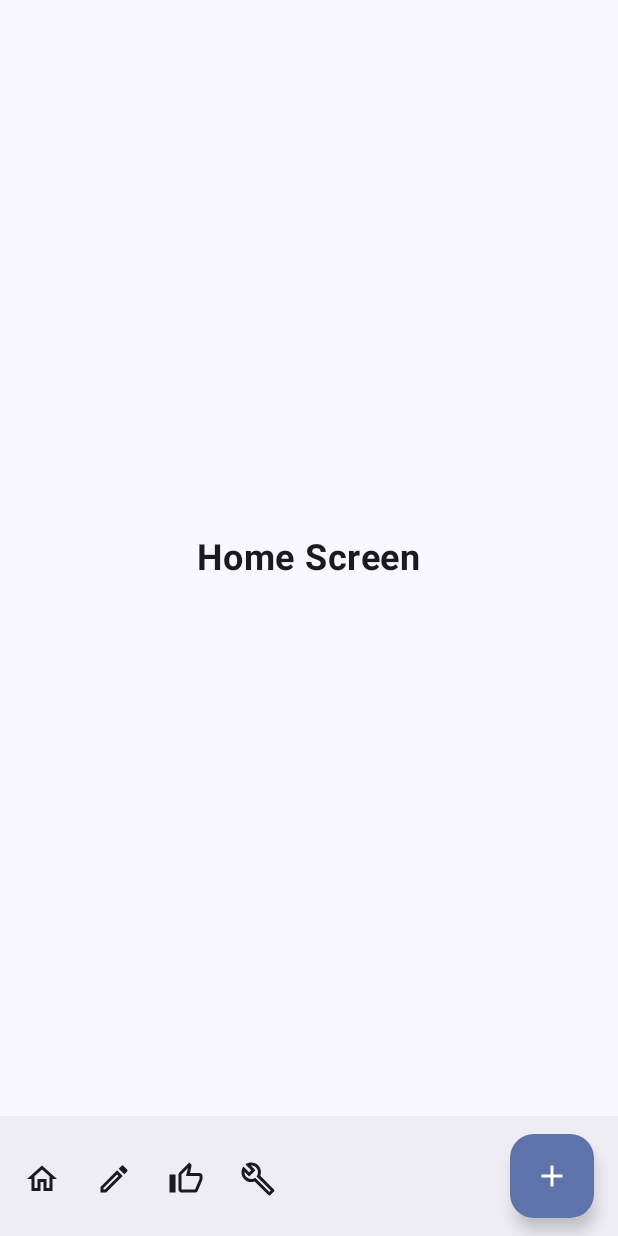
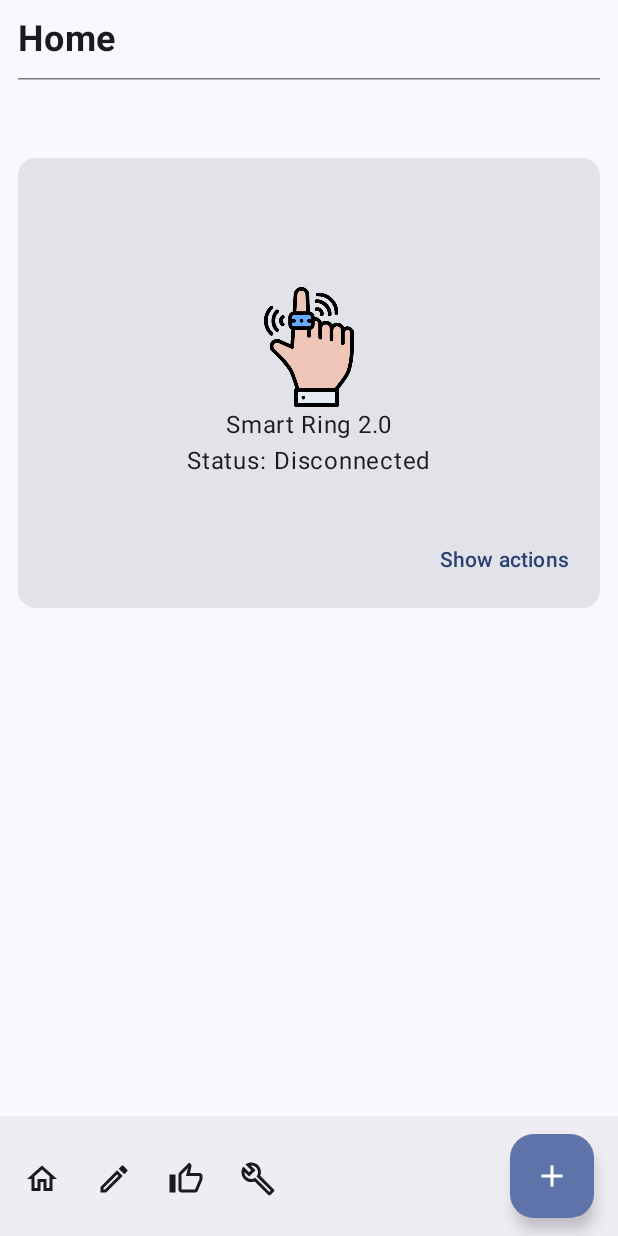
Before and after one commit to Pedro-Orellana/smart-ring-compose, an Android app built with Jetpack Compose: the screen it shows after launch (MainActivity), on a phone screen of 412 x 824 dp. Run offline under Robolectric (Android 15) with nearby library versions, the phone set to English and light mode, and no system bars.

Commit message:
start work on creating ring card

```diff
--- /dev/null
+++ b/app/src/main/java/com/pedroapps/smartring20/components/HomeComponents.kt
@@ -0,0 +1,184 @@
+package com.pedroapps.smartring20.components
+
+import androidx.compose.animation.core.animateFloatAsState
+import androidx.compose.animation.core.tween
+import androidx.compose.foundation.Image
+import androidx.compose.foundation.layout.Arrangement
+import androidx.compose.foundation.layout.Box
+import androidx.compose.foundation.layout.Column
+import androidx.compose.foundation.layout.Row
+import androidx.compose.foundation.layout.fillMaxSize
+import androidx.compose.foundation.layout.fillMaxWidth
+import androidx.compose.foundation.layout.height
+import androidx.compose.foundation.layout.padding
+import androidx.compose.foundation.layout.size
+import androidx.compose.material3.Card
+import androidx.compose.material3.Text
+import androidx.compose.material3.TextButton
+import androidx.compose.runtime.Composable
+import androidx.compose.runtime.MutableState
+import androidx.compose.runtime.getValue
+import androidx.compose.runtime.mutableStateOf
+import androidx.compose.runtime.remember
+import androidx.compose.ui.Alignment
+import androidx.compose.ui.Modifier
+import androidx.compose.ui.graphics.graphicsLayer
+import androidx.compose.ui.layout.ContentScale
+import androidx.compose.ui.res.painterResource
+import androidx.compose.ui.tooling.preview.Preview
+import androidx.compose.ui.unit.dp
+import com.pedroapps.smartring20.R
+
+
+@Composable
+fun RingCard() {
+
+    val isRotated = remember {
+        mutableStateOf(false)
+    }
+
+    val rotation by animateFloatAsState(
+        targetValue = if (isRotated.value) 180f else 0f,
+        animationSpec = tween(500),
+        label = "card rotation state"
+    )
+
+    Card(
+        modifier = Modifier
+            .height(300.dp)
+            .fillMaxWidth()
+            .padding(start = 12.dp, end = 12.dp)
+            .graphicsLayer {
+                rotationY = rotation
+                cameraDistance = 8 * density
+            }
+    )
+    {
+        if (isRotated.value) {
+            RingCardBack(
+                rotation = rotation,
+                isRotated = isRotated
+            )
+        } else {
+            RingCardFront(
+                isRotated = isRotated
+            )
+        }
+    }
+}
+
+
+@Composable
+private fun RingCardFront(
+    isRotated: MutableState<Boolean>
+) {
+
+
+    Box(modifier = Modifier.fillMaxSize()) {
+        Column(
+            horizontalAlignment = Alignment.CenterHorizontally,
+            verticalArrangement = Arrangement.Center,
+            modifier = Modifier
+                .fillMaxSize()
+        ) {
+            Image(
+                painter = painterResource(
+                    id = R.drawable.smart_ring_image
+                ),
+                contentDescription = "Smart Ring image",
+                modifier = Modifier
+                    .size(80.dp),
+                contentScale = ContentScale.Fit
+            )
+
+            Text(text = "Smart Ring 2.0")
+
+            Row(
+                horizontalArrangement = Arrangement.SpaceBetween,
+                verticalAlignment = Alignment.CenterVertically,
+            ) {
+                Text(text = "Status: ")
+                Text(text = "Disconnected")
+            }
+
+        }
+
+
+        Row(
+            horizontalArrangement = Arrangement.End,
+            verticalAlignment = Alignment.Bottom,
+            modifier = Modifier
+                .fillMaxSize()
+        ) {
+            TextButton(
+                onClick = { isRotated.value = !isRotated.value },
+                modifier = Modifier
+                    .padding(8.dp)
+            ) {
+                Text(text = "Show actions")
+            }
+        }
+
+    }
+
+
+}
+
+@Composable
+private fun RingCardBack(
+    rotation: Float,
+    isRotated: MutableState<Boolean>
+) {
+    Box(
+        modifier = Modifier
+            .fillMaxSize()
+            .graphicsLayer {
+                rotationY = rotation
+            }
+
+    ) {
+
+        Column(
+            horizontalAlignment = Alignment.CenterHorizontally,
+            verticalArrangement = Arrangement.Center,
+            modifier = Modifier
+                .fillMaxSize()
+        ) {
+            Text(text = "Back of card")
+        }
+
+
+        Row(
+            horizontalArrangement = Arrangement.Start,
+            verticalAlignment = Alignment.Bottom,
+            modifier = Modifier
+                .fillMaxSize()
+        ) {
+            TextButton(
+                onClick = { isRotated.value = !isRotated.value },
+                modifier = Modifier
+                    .padding(8.dp)
+            ) {
+                Text(text = "Back to details")
+            }
+        }
+
+    }
+
+}
+
+
+@Preview(showBackground = true)
+@Composable
+fun RingCardPreview() {
+    Column(
+        horizontalAlignment = Alignment.CenterHorizontally,
+        verticalArrangement = Arrangement.Center,
+        modifier = Modifier
+            .fillMaxSize()
+    )
+    {
+        RingCard()
+    }
+
+}
--- a/app/src/main/java/com/pedroapps/smartring20/screens/HomeScreen.kt
+++ b/app/src/main/java/com/pedroapps/smartring20/screens/HomeScreen.kt
@@ -3,14 +3,20 @@ package com.pedroapps.smartring20.screens
 import androidx.compose.foundation.layout.Arrangement
 import androidx.compose.foundation.layout.Column
 import androidx.compose.foundation.layout.PaddingValues
+import androidx.compose.foundation.layout.Spacer
 import androidx.compose.foundation.layout.fillMaxSize
 import androidx.compose.foundation.layout.padding
+import androidx.compose.material3.HorizontalDivider
 import androidx.compose.material3.Text
 import androidx.compose.runtime.Composable
 import androidx.compose.ui.Alignment
 import androidx.compose.ui.Modifier
+import androidx.compose.ui.modifier.modifierLocalConsumer
 import androidx.compose.ui.text.font.FontWeight
+import androidx.compose.ui.tooling.preview.Preview
+import androidx.compose.ui.unit.dp
 import androidx.compose.ui.unit.sp
+import com.pedroapps.smartring20.components.RingCard
 
 @Composable
 fun HomeScreen(
@@ -18,19 +24,45 @@ fun HomeScreen(
 ) {
 
     Column(
-        horizontalAlignment = Alignment.CenterHorizontally,
-        verticalArrangement = Arrangement.Center,
+        horizontalAlignment = Alignment.Start,
+        verticalArrangement = Arrangement.Top,
         modifier = Modifier
             .fillMaxSize()
             .padding(paddingValues)
     ) {
 
         Text(
-            text = "Home Screen",
+            text = "Home",
             fontWeight = FontWeight.Bold,
-            fontSize = 24.sp
+            fontSize = 24.sp,
+            modifier = Modifier
+                .padding(start = 12.dp, top = 12.dp)
         )
+
+        HorizontalDivider(
+            modifier = Modifier
+                .padding(12.dp)
+        )
+
+        Spacer(
+            modifier = Modifier
+                .padding(20.dp)
+        )
+
+        RingCard()
 
     }
 
 }
+
+
+@Preview(showBackground = true)
+@Composable
+fun HomeScreenPreview() {
+
+    val paddingValues = PaddingValues()
+
+    HomeScreen(
+        paddingValues = paddingValues
+    )
+}
```
Also changed, not shown: app/src/main/AndroidManifest.xml (+7 -0 lines), app/src/main/res/drawable/smart_ring_image.png (added).
